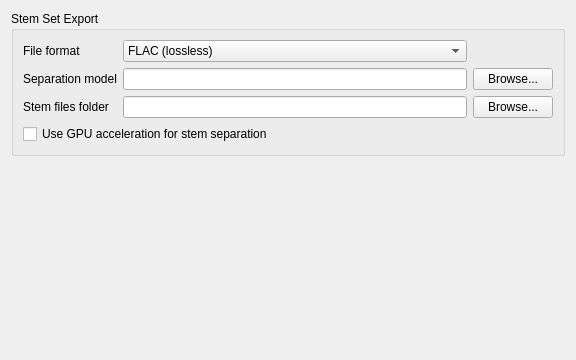
Above: src/preferences/dialog/dlgprefstemsdlg.ui from christianstuart/paramix before the change. Below: the same form after it.
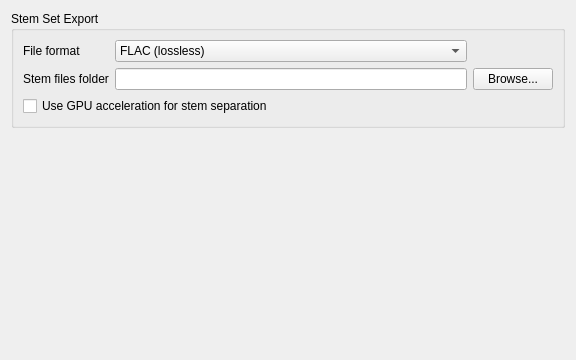
That is the form after the change.

Commit message: QML-only interface, Preferences customization, and Demucs-only separation (#37)

Diff of the .ui file:
```diff
--- a/src/preferences/dialog/dlgprefstemsdlg.ui
+++ b/src/preferences/dialog/dlgprefstemsdlg.ui
@@ -36,27 +36,6 @@
         </item>
        </widget>
       </item>
-      <item row="2" column="0">
-       <widget class="QLabel" name="labelModel">
-        <property name="text">
-         <string>Separation model</string>
-        </property>
-       </widget>
-      </item>
-      <item row="2" column="1">
-       <widget class="QLineEdit" name="lineEditModelPath">
-        <property name="toolTip">
-         <string>The ONNX model used for stem separation.</string>
-        </property>
-       </widget>
-      </item>
-      <item row="2" column="2">
-       <widget class="QPushButton" name="pushButtonBrowseModel">
-        <property name="text">
-         <string>Browse...</string>
-        </property>
-       </widget>
-      </item>
       <item row="3" column="0">
        <widget class="QLabel" name="labelOutputDirectory">
         <property name="text">
```
The commit also changes 2446 other files.
